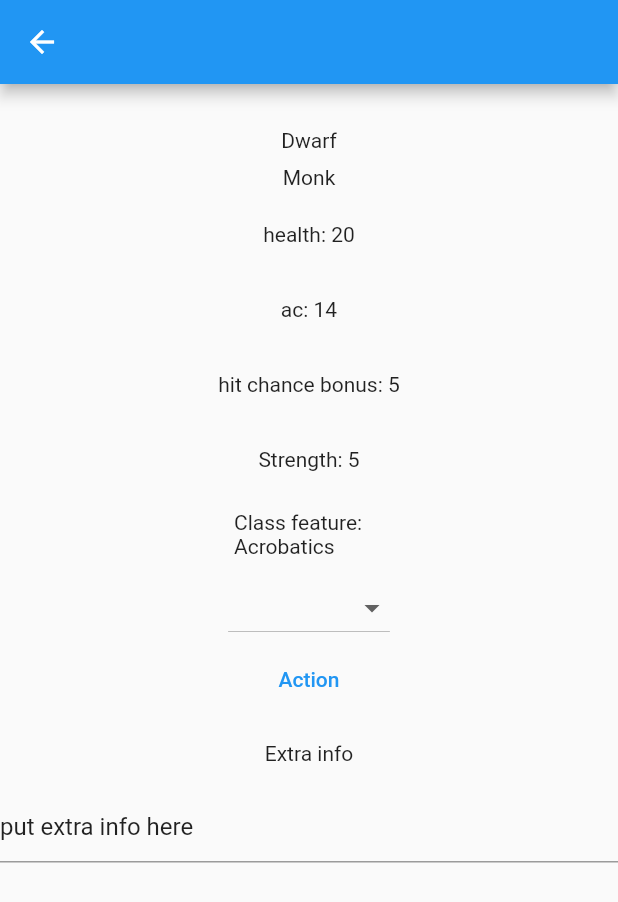
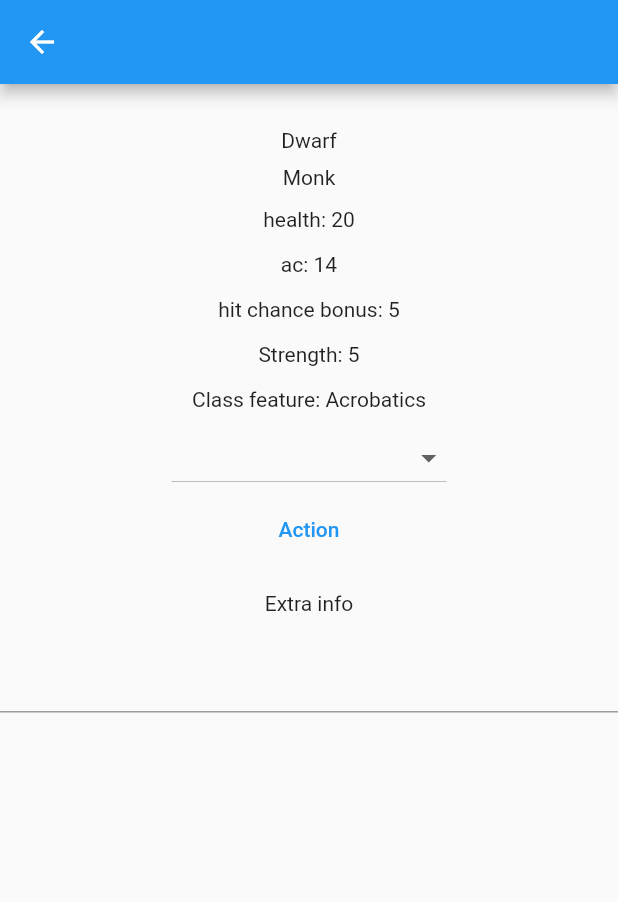
Before and after one commit to Akadeax/dndwm, a Flutter app: the _PlayerPage screen opened directly with empty values, after a tap on "Action", on a phone screen of 412 x 824 dp. Shown: the top 902 px of the screen. Run offline on Flutter 3.47's test engine with Material 2 defaults, Android fonts, the phone set to English and light mode, and no system bars.

```diff
--- a/lib/class.dart
+++ b/lib/class.dart
@@ -1,7 +1,7 @@
 import 'dart:core';
 
-class Class {
-  Class(this.name, this.description, this.bonus,this.feature);
+class PlayerClass {
+  PlayerClass(this.name, this.description, this.bonus,this.feature);
 
   String name;
   String description;
--- a/lib/main.dart
+++ b/lib/main.dart
@@ -5,13 +5,50 @@ import 'class.dart';
 import 'player.dart';
 import 'werewolves_type.dart';
 List<Race> races = [
-  Race("Dwarf", "Bold and hardy, dwarves are known as skilled warriors, miners, and workers of stone and metal. Though they stand well under 5 feet tall, dwarves are so broad and compact that they can weigh as much as a human standing nearly two feet taller", ["advantage on drinking const rolls"]),
-  Race("Elf", "Bold and hardy, dwarves are known as skilled warriors, miners, and workers of stone and metal. Though they stand well under 5 feet tall, dwarves are so broad and compact that they can weigh as much as a human standing nearly two feet taller", ["advantage on drinking const rolls"]),
+  Race("Dwarf", "", ["advantage on drinking const rolls"]),
+  Race("Elf", "", [""]),
+  Race("Half-Elf", "", [""]),
+  Race("Goliath", "", [""]),
+  Race("Owlin", "", ["temp flight"]),
+  Race("Tortle", "", [""]),
+  Race("Tiefling", "", [""]),
+  Race("Halfling", "", [""]),
+  Race("kobold", "", [""]),
+  Race("Human", "", [""]),
+  Race("Orc", "", [""]),
+  Race("Half-Orc", "", [""]),
+  Race("Changeling", "", ["change appearance"]),
+  Race("Locathah", "fish mf", ["aqua affinity"]),
+  Race("Gnome", "", [""]),
+  Race("Minotaur", "", [""]),
+  Race("Aaraockra", "bird mf", ["temp flight"]),
+  Race("Dragonborn", "", [""]),
+  Race("Lizardmen", "", [""]),
+  Race("Kenku", "", ["temp flight"]),
+  Race("Fae", "", [""]),
+  Race("Tabaski", "Lynx mf", [""]),
+  Race("Plasmoid", "", ["fit's through small holes"]),
+  Race("Loxedon", "elephant mf", [""]),
+  Race("Goblin", "", [""]),
+  Race("Satyr", "", [""]),
+  Race("other", "", [""]),
   Race("Frog","Ribbit",["Ribbit"]),
 ];
-List<Class> classes = [
-  Class("Monk","",[0,5,0,0,2,0],"Acrobatics"),
-  Class("Druid","",[0,0,2,0,5,0], "Animal Talk"),
+List<PlayerClass> classes = [
+  PlayerClass("Monk","",[0,5,0,0,2,0],"Acrobatics"),
+  PlayerClass("Druid","",[0,0,2,0,5,0], "Animal Talk"),
+  PlayerClass("Warrior","",[2,2,2,0,0,0], "Athletics"),
+  PlayerClass("Barbarian","",[2,0,5,0,0,0], "survival"),
+  PlayerClass("Paladin","",[0,0,5,0,0,2], "persuasion"),
+  PlayerClass("Ranger","",[0,5,0,0,2,0], ""),
+  PlayerClass("Rogue","",[0,5,0,1,0,1], ""),
+  PlayerClass("Artificer","",[0,0,2,5,0,0], ""),
+  PlayerClass("Cleric","",[0,0,2,0,5,0], ""),
+  PlayerClass("Sorcerer","",[0,2,0,0,0,5], ""),
+  PlayerClass("Wizard","",[0,0,0,5,2,0], ""),
+  PlayerClass("Warlock","",[0,0,0,2,0,5], ""),
+  PlayerClass("Bard","",[0,2,0,0,0,5], ""),
+
 ];
 List<WerewolvesType> roles = [
   WerewolvesType("Werewolf",14,20,5,5),
@@ -67,7 +104,7 @@ class _PlayerCreationState extends State<PlayerCreation> {
   }
   void onSubmit() {
     Race race = races.firstWhere((element) => element.name == selectedRace);
-    Class playerClass = classes.firstWhere((element) => element.name == selectedClass);
+    PlayerClass playerClass = classes.firstWhere((element) => element.name == selectedClass);
     WerewolvesType role = roles.firstWhere((element) => element.name == selectedRole);
     players.add(Player(_playerNameController.text, race, playerClass, role));
     setState(() {
@@ -209,6 +246,7 @@ class _GameState extends State<_Game> {
               return Row(
                 children:
                 [
+                  if (i == 0)
                   SizedBox(
                     height: 50, width: 100,
                     child: TextField(
@@ -308,27 +346,27 @@ class _PlayerPageState extends State<_PlayerPage> {
             ),
             Container(
               width: 100,
-              height: 50,
+              height: 30,
               child: Center(child: Text("health: ${widget.player.health}")),
             ),
             Container(
               width: 100,
-              height: 50,
+              height: 30,
               child: Center(child: Text("ac: ${widget.player.ac}")),
             ),
             Container(
               width: 200,
-              height: 50,
+              height: 30,
               child: Center(child: Text("hit chance bonus: ${widget.player.hitChanceBonus}")),
             ),
             Container(
               width: 100,
-              height: 50,
+              height: 30,
               child: Center(child: Text("Strength: ${widget.player.strengthBonus}")),
             ),
             Container(
-              width: 100,
-              height: 50,
+              width: 200,
+              height: 30,
               child: Center(child: Text("Class feature: ${widget.player.playerClass.feature}")),
             ),
 
@@ -336,7 +374,8 @@ class _PlayerPageState extends State<_PlayerPage> {
               items: const [
                 DropdownMenuItem(child: Text("Frogify"), value: "Frogify"),
                 DropdownMenuItem(child: Text("Revive"), value: "Revive"),
-                DropdownMenuItem(child: Text("ReturnForm"), value: "ReturnForm"),
+                DropdownMenuItem(child: Text("Return to original form"), value: "ReturnForm"),
+                DropdownMenuItem(child: Text("Is Mayor"), value: "IsMayor",)
 
               ],
               onChanged:(String? newValue){
@@ -374,6 +413,11 @@ class _PlayerPageState extends State<_PlayerPage> {
                         widget.player.hitChanceBonus = widget.player.role.hitChanceBonus;
                         widget.player.strengthBonus = widget.player.role.strengthBonus;
                       break;
+                    case "IsMayor":
+                      if (widget.player.ac<=widget.player.role.ac) {
+                        widget.player.ac += 4;
+                      }
+                      break;
                   }
                 });
               },
--- a/lib/player.dart
+++ b/lib/player.dart
@@ -11,11 +11,11 @@ class Player{
     hitChanceBonus = role.hitChanceBonus;
     originalRace = race;
     healthBefore = role.health;
-    extraInfo = "put extra info here";
+    extraInfo = "";
   }
   String name;
   Race race;
-  Class playerClass;
+  PlayerClass playerClass;
   WerewolvesType role;
 
   late String extraInfo;
```
